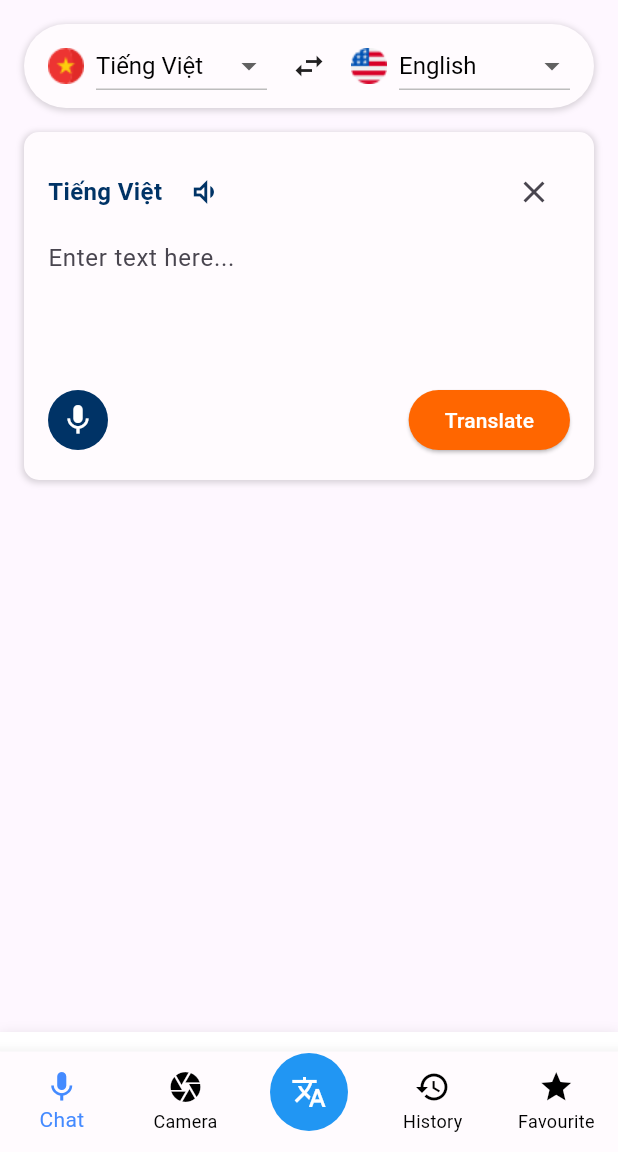
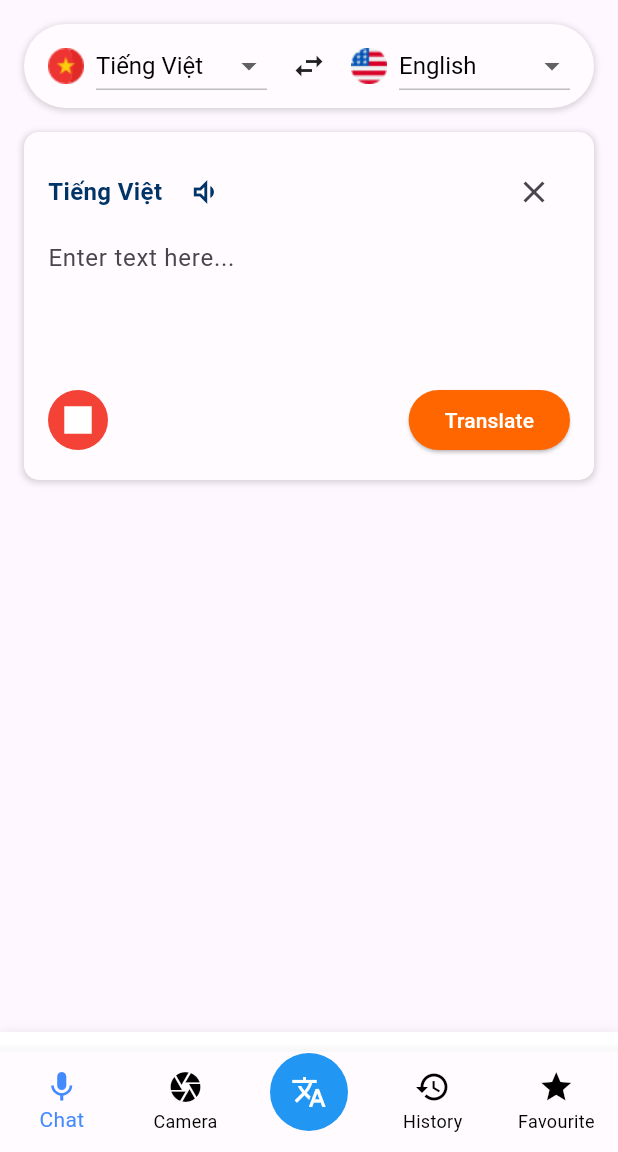
Before and after one commit to dirtylesc/TranslationApp, a Flutter app: the screen it shows after launch, after a tap on the "swap horiz" icon, after a tap on the "mic" icon, on a phone screen of 412 x 824 dp, the part 84-1236 px from its top. Run offline on Flutter 3.47's test engine with Material 3 defaults, Android fonts, the phone set to English and light mode, and no system bars; our stand-ins replace flutter_tts, sqflite, sqflite_common_ffi; missing offline and left inert: translator; accounts and stored records are empty.

Commit message:
dirtylesc: Update TTS

```diff
--- a/lib/home.dart
+++ b/lib/home.dart
@@ -1,10 +1,9 @@
-import 'dart:convert';
-
 import 'package:flutter/material.dart';
 import 'package:flutter/services.dart';
-import 'package:http/http.dart' as http;
+import 'package:translation_app/speech_to_text.dart';
 
 import 'package:translation_app/text_to_speech.dart';
+import 'package:translator/translator.dart';
 
 void main() => runApp(const HomePage());
 
@@ -30,48 +29,49 @@ class TranslationHome extends StatefulWidget {
 
 class _TranslationHomeState extends State<TranslationHome> {
   final TextEditingController _sourcecInputController = TextEditingController();
+  final translator = GoogleTranslator();
+  final TTS _flutterTTS = TTS();
+  final STT _flutterSTT = STT();
+
   String _translatedText = '';
   bool _isTranslated = false;
+  bool _isVoiceStarting = false;
 
   final List<Map<String, String>> _languages = [
-    {'name': 'English', 'img': 'images/united-states-flag.png', 'code': 'en'},
-    {'name': 'Tiếng Việt', 'img': 'images/vietnam-flag.png', 'code': 'vi'},
-    {'name': '한글', 'img': 'images/korean-flag.png', 'code': 'ko'},
-    // Add more languages if needed
+    {
+      'name': 'English',
+      'img': 'images/united-states-flag.png',
+      'code': 'en',
+      'language': 'en-US'
+    },
+    {
+      'name': 'Tiếng Việt',
+      'img': 'images/vietnam-flag.png',
+      'code': 'vi',
+      'language': 'vi-VN'
+    },
+    {
+      'name': '한글',
+      'img': 'images/korean-flag.png',
+      'code': 'ko',
+      'language': 'ko-KR'
+    },
   ];
 
   late Map<String, String> _sourceLanguage = _languages[0];
   late Map<String, String> _targetLanguage = _languages[1];
 
   Future<void> _translateText(String text) async {
+    if (text.isEmpty) return;
+
     setState(() {
       _isTranslated = false;
     });
 
-    final apiUrl =
-        'https://api.mymemory.translated.net/get?q=$text&langpair=${_sourceLanguage['code']}|${_targetLanguage['code']}';
+    var translation = await translator.translate(_sourcecInputController.text,
+        from: _sourceLanguage['code']!, to: _targetLanguage['code']!);
 
-    final response = await http.get(Uri.parse(apiUrl));
-    if (response.statusCode != 200) {
-      throw Exception('Failed to load translation');
-    }
-
-    final data = json.decode(response.body);
-
-    String bestTranslation = data['responseData']['translatedText'];
-    if (bestTranslation.contains("object")) {
-      num highestMatchScore = 0;
-
-      if (data['matches'] != null) {
-        for (var match in data['matches']) {
-          if (bestTranslation.contains("object") ||
-              match['match'] > highestMatchScore) {
-            highestMatchScore = match['match'];
-            bestTranslation = match['translation'];
-          }
-        }
-      }
-    }
+    String bestTranslation = translation.text;
 
     setState(() {
       _translatedText = bestTranslation;
@@ -80,9 +80,26 @@ class _TranslationHomeState extends State<TranslationHome> {
   }
 
   Future<void> _voiceText(String text, String? language) async {
-    if (language == null) return;
+    final isPlaying = _flutterTTS.isPlaying;
 
-    await TTSExample(text: text, language: language).speak();
+    if (isPlaying) {
+      await _flutterTTS.stop();
+
+      if (_flutterTTS.prevLanguage == language) {
+        return;
+      }
+    }
+
+    if (language == null || text.isEmpty) return;
+    await _flutterTTS.speak(text, language);
+  }
+
+  Future<void> _textVoice() async {
+    setState(() {
+      _isVoiceStarting = !_isVoiceStarting;
+    });
+
+    await _flutterSTT.startListening();
   }
 
   @override
@@ -113,8 +130,8 @@ class _TranslationHomeState extends State<TranslationHome> {
                     children: [
                       Image.asset(
                         _sourceLanguage['img']!,
-                        width: 24, // Set width for flag images
-                        height: 24, // Set height for flag images
+                        width: 24,
+                        height: 24,
                       ),
                       const SizedBox(width: 8),
                       Expanded(
@@ -137,20 +154,19 @@ class _TranslationHomeState extends State<TranslationHome> {
                               child: Text(
                                 language['name']!,
                                 style: const TextStyle(
-                                  fontSize: 16, // Font size for dropdown items
+                                  fontSize: 16,
                                 ),
                               ),
                             );
                           }).toList(),
-                          isExpanded:
-                              true, // Make dropdown expand to fill available space
+                          isExpanded: true,
                           underline: Container(
                             height: 1,
-                            color: Colors.grey[400], // Color of the underline
+                            color: Colors.grey[400],
                           ),
                           style: const TextStyle(
-                            color: Colors.black, // Color of the selected item
-                            fontSize: 16, // Font size of the selected item
+                            color: Colors.black,
+                            fontSize: 16,
                           ),
                         ),
                       ),
@@ -171,8 +187,8 @@ class _TranslationHomeState extends State<TranslationHome> {
                       const SizedBox(width: 16),
                       Image.asset(
                         _targetLanguage['img']!,
-                        width: 24, // Set width for flag images
-                        height: 24, // Set height for flag images
+                        width: 24,
+                        height: 24,
                       ),
                       const SizedBox(width: 8),
                       Expanded(
@@ -195,20 +211,19 @@ class _TranslationHomeState extends State<TranslationHome> {
                               child: Text(
                                 language['name']!,
                                 style: const TextStyle(
-                                  fontSize: 16, // Font size for dropdown items
+                                  fontSize: 16,
                                 ),
                               ),
                             );
                           }).toList(),
-                          isExpanded:
-                              true, // Make dropdown expand to fill available space
+                          isExpanded: true,
                           underline: Container(
                             height: 1,
-                            color: Colors.grey[400], // Color of the underline
+                            color: Colors.grey[400],
                           ),
                           style: const TextStyle(
-                            color: Colors.black, // Color of the selected item
-                            fontSize: 16, // Font size of the selected item
+                            color: Colors.black,
+                            fontSize: 16,
                           ),
                         ),
                       ),
@@ -245,19 +260,25 @@ class _TranslationHomeState extends State<TranslationHome> {
                                       fontWeight: FontWeight.bold)),
                               const SizedBox(width: 4),
                               IconButton(
-                                color: const Color.fromRGBO(0, 51, 102, 1),
-                                icon: const Icon(Icons.volume_down_outlined),
-                                onPressed: () => {
-                                  _voiceText(_sourcecInputController.text,
-                                      _sourceLanguage['code'])
-                                },
-                              )
+                                  color: const Color.fromRGBO(0, 51, 102, 1),
+                                  icon: const Icon(Icons.volume_down_outlined),
+                                  onPressed: () {
+                                    _voiceText(_sourcecInputController.text,
+                                        _sourceLanguage['language']);
+                                  })
                             ],
                           ),
                           IconButton(
                             icon: const Icon(Icons.close),
                             onPressed: () {
-                              // Thêm chức năng đóng giao diện
+                              if (_sourcecInputController.text.isNotEmpty) {
+                                _sourcecInputController.clear();
+                              }
+
+                              setState(() {
+                                _isTranslated = false;
+                                _translatedText = "";
+                              });
                             },
                           ),
                         ],
@@ -282,16 +303,18 @@ class _TranslationHomeState extends State<TranslationHome> {
                         children: [
                           InkWell(
                             onTap: () {
-                              // Thêm chức năng nhận diện giọng nói
+                              _textVoice();
                             },
                             child: Container(
                               padding: const EdgeInsets.all(8),
                               decoration: BoxDecoration(
-                                  color: const Color.fromRGBO(0, 51, 102, 1),
+                                  color: _isVoiceStarting
+                                      ? Colors.red
+                                      : Color.fromRGBO(0, 51, 102, 1),
                                   borderRadius: BorderRadius.circular(100)),
-                              child: const Icon(
+                              child: Icon(
                                 color: Colors.white,
-                                Icons.mic,
+                                _isVoiceStarting ? Icons.square : Icons.mic,
                               ),
                             ),
                           ),
@@ -352,7 +375,7 @@ class _TranslationHomeState extends State<TranslationHome> {
                                   icon: const Icon(Icons.volume_down_outlined),
                                   onPressed: () => {
                                     _voiceText(_translatedText,
-                                        _targetLanguage['code'])
+                                        _targetLanguage['language'])
                                   },
                                 )
                               ],
--- a/lib/text_to_speech.dart
+++ b/lib/text_to_speech.dart
@@ -1,18 +1,44 @@
 import 'package:flutter_tts/flutter_tts.dart';
 
-class TTSExample {
-  final String text;
-  final String language;
+enum TtsState { playing, stopped }
 
-  const TTSExample({
-    required this.text,
-    required this.language,
-  });
+class TTS {
+  static final FlutterTts flutterTts = FlutterTts();
+  TtsState ttsState = TtsState.stopped;
+  String prevLanguage = 'en-US';
 
-  Future speak() async {
-    final FlutterTts flutterTts = FlutterTts();
+  TTS() {
+    _initHandlers();
+  }
+
+  bool get isPlaying => ttsState == TtsState.playing;
+
+  bool get isStopped => ttsState == TtsState.stopped;
+
+  void _initHandlers() {
+    flutterTts.setStartHandler(() {
+      ttsState = TtsState.playing;
+    });
+
+    flutterTts.setCompletionHandler(() {
+      ttsState = TtsState.stopped;
+    });
+
+    flutterTts.setErrorHandler((dynamic msg) {
+      ttsState = TtsState.stopped;
+    });
+  }
+
+  Future speak(String text, String language) async {
+    prevLanguage = language;
+
     await flutterTts.setLanguage(language);
     await flutterTts.setPitch(1.0);
     await flutterTts.speak(text);
   }
+
+  Future stop() async {
+    dynamic result = await flutterTts.stop();
+    if (result == 1) ttsState = TtsState.stopped;
+  }
 }
```
